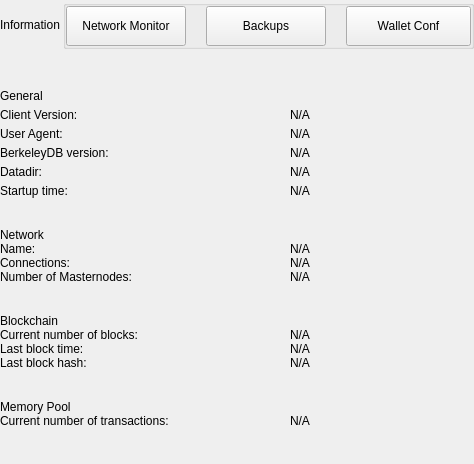
Above: src/qt/pivx/settings/forms/settingsinformationwidget.ui from SkynetResearchProject/Skyrcoin before the change. Below: the same form after it.
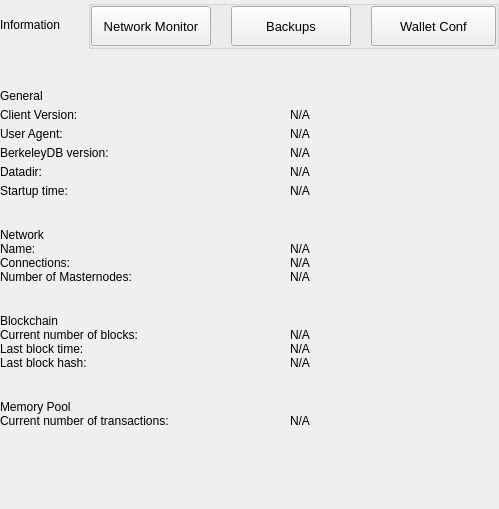
That is the form after the change.

```diff
--- a/src/qt/pivx/settings/forms/settingsinformationwidget.ui
+++ b/src/qt/pivx/settings/forms/settingsinformationwidget.ui
@@ -6,8 +6,8 @@
    <rect>
     <x>0</x>
     <y>0</y>
-    <width>474</width>
-    <height>464</height>
+    <width>499</width>
+    <height>509</height>
    </rect>
   </property>
   <property name="windowTitle">
@@ -97,6 +97,12 @@
              </property>
              <item>
               <widget class="QPushButton" name="pushButtonNetworkMonitor">
+               <property name="sizePolicy">
+                <sizepolicy hsizetype="Preferred" vsizetype="Fixed">
+                 <horstretch>0</horstretch>
+                 <verstretch>0</verstretch>
+                </sizepolicy>
+               </property>
                <property name="minimumSize">
                 <size>
                  <width>120</width>
@@ -109,6 +115,12 @@
                  <height>40</height>
                 </size>
                </property>
+               <property name="font">
+                <font>
+                 <pointsize>10</pointsize>
+                 <italic>false</italic>
+                </font>
+               </property>
                <property name="focusPolicy">
                 <enum>Qt::NoFocus</enum>
                </property>
@@ -119,6 +131,12 @@
              </item>
              <item>
               <widget class="QPushButton" name="pushButtonBackups">
+               <property name="sizePolicy">
+                <sizepolicy hsizetype="Preferred" vsizetype="Fixed">
+                 <horstretch>0</horstretch>
+                 <verstretch>0</verstretch>
+                </sizepolicy>
+               </property>
                <property name="minimumSize">
                 <size>
                  <width>120</width>
@@ -127,10 +145,16 @@
                </property>
                <property name="maximumSize">
                 <size>
-                 <width>120</width>
+                 <width>16777215</width>
                  <height>40</height>
                 </size>
                </property>
+               <property name="font">
+                <font>
+                 <pointsize>10</pointsize>
+                 <italic>false</italic>
+                </font>
+               </property>
                <property name="focusPolicy">
                 <enum>Qt::NoFocus</enum>
                </property>
@@ -147,6 +171,12 @@
              </item>
              <item>
               <widget class="QPushButton" name="pushButtonFile">
+               <property name="sizePolicy">
+                <sizepolicy hsizetype="Preferred" vsizetype="Fixed">
+                 <horstretch>0</horstretch>
+                 <verstretch>0</verstretch>
+                </sizepolicy>
+               </property>
                <property name="minimumSize">
                 <size>
                  <width>125</width>
@@ -155,10 +185,15 @@
                </property>
                <property name="maximumSize">
                 <size>
-                 <width>125</width>
+                 <width>16777215</width>
                  <height>40</height>
                 </size>
                </property>
+               <property name="font">
+                <font>
+                 <pointsize>10</pointsize>
+                </font>
+               </property>
                <property name="focusPolicy">
                 <enum>Qt::NoFocus</enum>
                </property>
```
Left out of the diff: 68 changed lines with no effect on the pictures.
